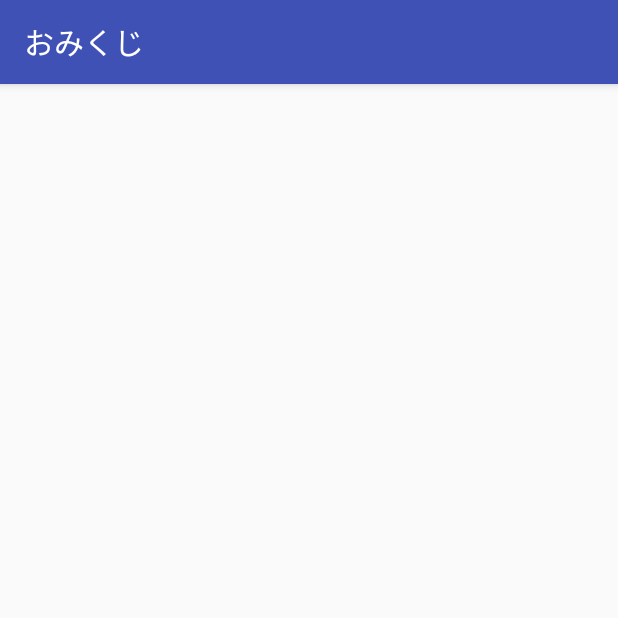
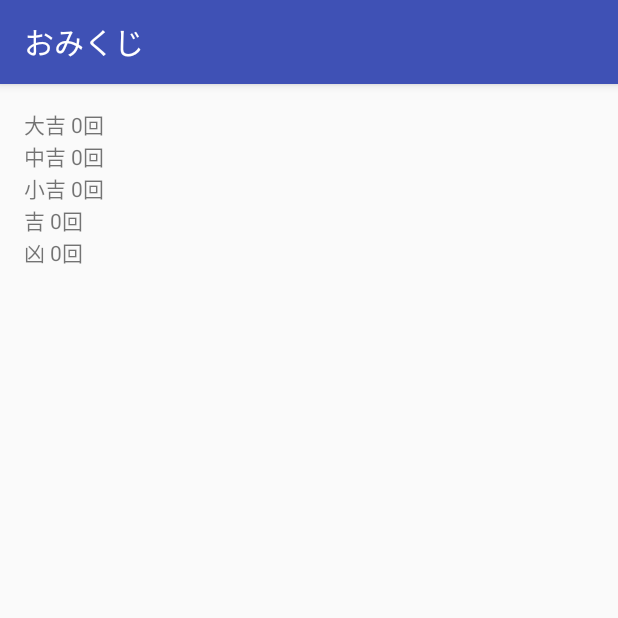
Before and after one commit to kishimotoyk/Omikuji, an Android app: the TableActivity screen opened directly, with no data from a screen before it, on a phone screen of 412 x 824 dp, the top half of it. Run offline under Robolectric (Android 15) with nearby library versions, the phone set to English and light mode, and no system bars.

Commit message:
配列で宣言したのをやめました コメントアウトをMainActivityの分を書きました 統計を見るのボタンをコメントアウトして最初は非表示になるようにしました

```diff
--- a/app/src/main/java/org/t_robop/kishimoto/omikuji/TableActivity.java
+++ b/app/src/main/java/org/t_robop/kishimoto/omikuji/TableActivity.java
@@ -9,14 +9,21 @@ import android.widget.TextView;
 public class TableActivity extends AppCompatActivity {
 
     TextView textView1,textView2,textView3,textView4,textView5;
-    int name[] =new int[5];
+    int name1,name2,name3,name4,name5;
 
     @Override
     protected void onCreate(Bundle savedInstanceState) {
         super.onCreate(savedInstanceState);
         setContentView(R.layout.activity_table);
+        /**隠す**/
         Intent i = getIntent();
-        name = i.getIntArrayExtra("point");
+        name1 = i.getIntExtra("point1",0);
+        name2 = i.getIntExtra("point2",0);
+        name3 = i.getIntExtra("point3",0);
+        name4 = i.getIntExtra("point4",0);
+        name5 = i.getIntExtra("point5",0);
+        /**隠す**/
+
 
         textView1 = (TextView)findViewById(R.id.text1);
         textView2 = (TextView)findViewById(R.id.text2);
@@ -24,11 +31,11 @@ public class TableActivity extends AppCompatActivity {
         textView4 = (TextView)findViewById(R.id.text4);
         textView5 = (TextView)findViewById(R.id.text5);
 
-        textView1.setText("大吉 "+String.valueOf(name[0])+"回");
-        textView2.setText("中吉 "+String.valueOf(name[1])+"回");
-        textView3.setText("小吉 "+String.valueOf(name[2])+"回");
-        textView4.setText("吉 "+String.valueOf(name[3])+"回");
-        textView5.setText("凶 "+String.valueOf(name[4])+"回");
+        textView1.setText("大吉 "+String.valueOf(name1)+"回");
+        textView2.setText("中吉 "+String.valueOf(name2)+"回");
+        textView3.setText("小吉 "+String.valueOf(name3)+"回");
+        textView4.setText("吉 "+String.valueOf(name4)+"回");
+        textView5.setText("凶 "+String.valueOf(name5)+"回");
 
     }
 }
--- a/app/src/main/res/layout/activity_main.xml
+++ b/app/src/main/res/layout/activity_main.xml
@@ -28,6 +28,8 @@
         android:onClick="onClick"
         android:layout_weight="3"/>
 
+    <!--統計のボタン
+
     <Button
         android:layout_width="match_parent"
         android:layout_height="match_parent"
@@ -37,4 +39,5 @@
         android:onClick="onClick2"
         android:layout_weight="3"/>
 
+        -->
 </LinearLayout>
--- a/build.gradle
+++ b/build.gradle
@@ -5,7 +5,7 @@ buildscript {
         jcenter()
     }
     dependencies {
-        classpath 'com.android.tools.build:gradle:2.1.3'
+        classpath 'com.android.tools.build:gradle:2.2.0'
 
         // NOTE: Do not place your application dependencies here; they belong
         // in the individual module build.gradle files
```
Also changed, not shown: app/src/main/java/org/t_robop/kishimoto/omikuji/MainActivity.java (+68 -18 lines).
